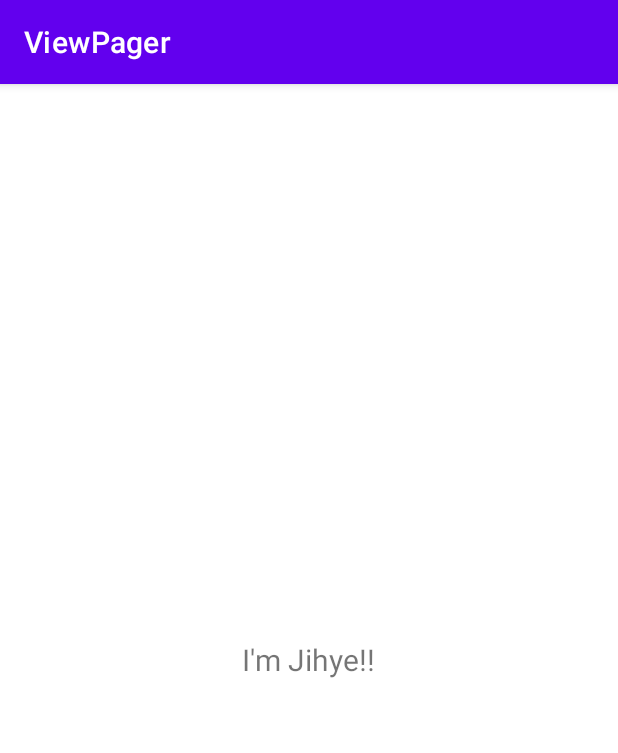
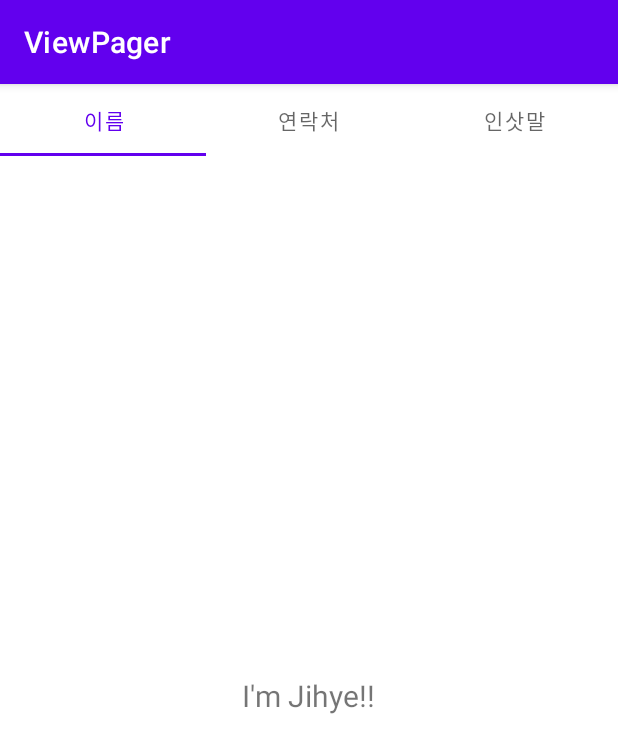
Before and after one commit to jeonjihye/ViewPager, an Android app: the screen it shows after launch (MainActivity), on a phone screen of 412 x 824 dp. Shown: the top 753 px of the screen. Run offline under Robolectric (Android 15) with nearby library versions, the phone set to English and light mode, and no system bars.

Commit message:
탭 레이아웃 코드예시

```diff
--- a/app/src/main/java/com/asianaidt/viewpager/Adapters/MainViewPagerAdapter.kt
+++ b/app/src/main/java/com/asianaidt/viewpager/Adapters/MainViewPagerAdapter.kt
@@ -25,4 +25,15 @@ class MainViewPagerAdapter(fm : FragmentManager) : FragmentPagerAdapter(fm) {
         }
     }
 
+//    각 페이지 별 제목부여 함수
+    override fun getPageTitle(position: Int): CharSequence? {
+
+        return when(position){
+            0 -> "이름"
+            1 -> "연락처"
+            else -> "인삿말"
+        }
+    }
+
+
 }
--- a/app/src/main/java/com/asianaidt/viewpager/MainActivity.kt
+++ b/app/src/main/java/com/asianaidt/viewpager/MainActivity.kt
@@ -29,5 +29,9 @@ class MainActivity : AppCompatActivity() {
         mainViewPager.adapter = mAdapter
         // 3장 이상의 프래그먼트 활용시 : 재사용성 억제하는게 사용자 입장에서 부드럽게 움직임
         mainViewPager.offscreenPageLimit = 3
+//        TabLayout : 기본 내장기능X, 라이브러리 포함되어있는지 확인
+//        TabLayout / ViewPager 연결
+        mainTabLayout.setupWithViewPager(mainViewPager)
+
     }
 }
--- a/app/src/main/res/layout/activity_main.xml
+++ b/app/src/main/res/layout/activity_main.xml
@@ -7,6 +7,11 @@
     tools:context=".MainActivity"
     android:orientation="vertical">
 
+    <com.google.android.material.tabs.TabLayout
+        android:id="@+id/mainTabLayout"
+        android:layout_width="match_parent"
+        android:layout_height="wrap_content"/>
+
     <androidx.viewpager.widget.ViewPager
         android:id="@+id/mainViewPager"
         android:layout_width="match_parent"
```
